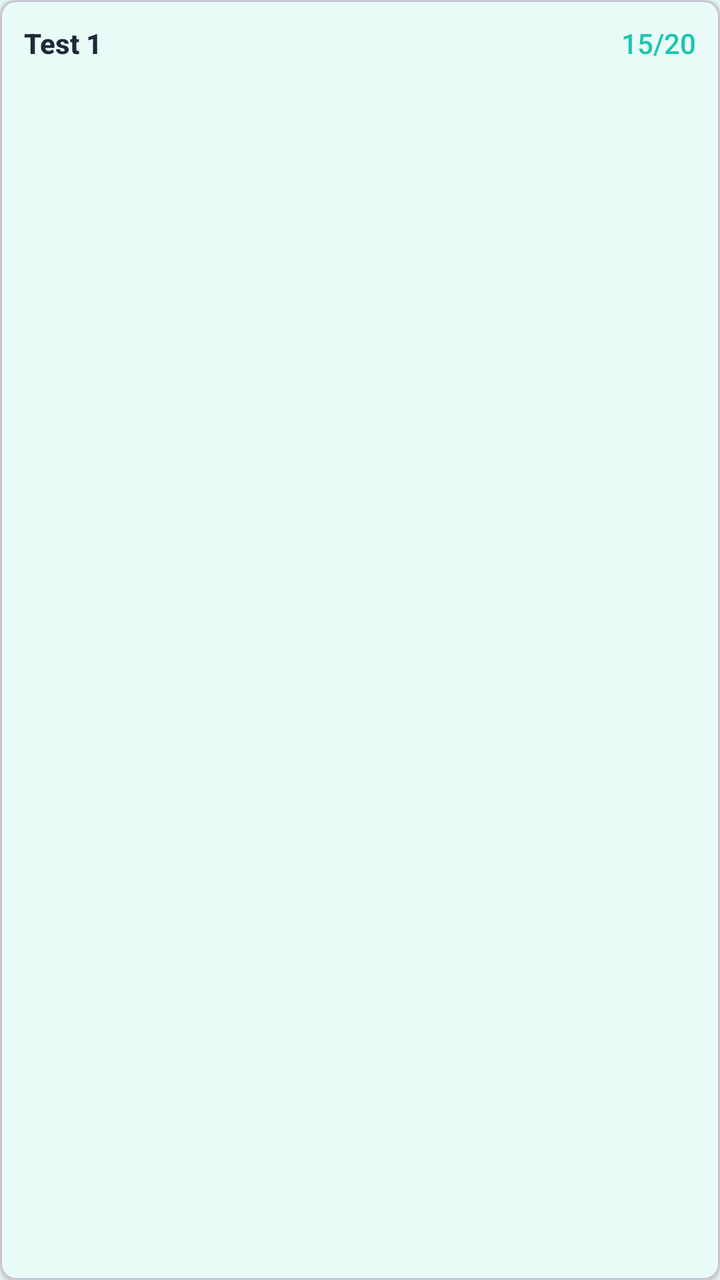
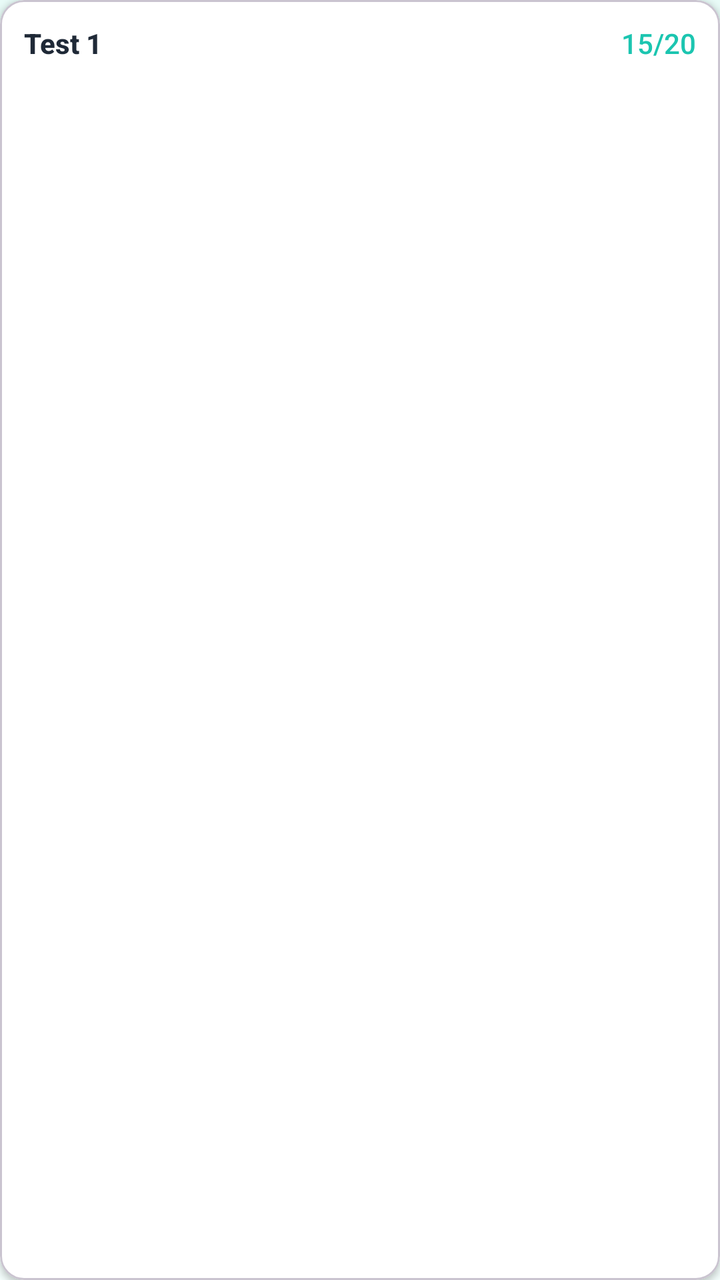

The first picture is an Android layout as it rendered before a commit; the second is the same layout after the commit. The layout source and the unified diff follow.
<!-- AndroidManifest.xml: application theme Theme.BrainBuddy -->
<!-- res/layout/item_stats_test_row.xml -->
<?xml version="1.0" encoding="utf-8"?>
<com.google.android.material.card.MaterialCardView xmlns:android="http://schemas.android.com/apk/res/android"
    xmlns:app="http://schemas.android.com/apk/res-auto"
    android:layout_width="match_parent"
    android:layout_height="wrap_content"
    android:layout_marginBottom="8dp"
    app:cardCornerRadius="8dp"
    app:cardElevation="2dp"
    app:cardBackgroundColor="@color/bb_bg">

    <LinearLayout
        android:layout_width="match_parent"
        android:layout_height="wrap_content"
        android:orientation="horizontal"
        android:padding="12dp"
        android:gravity="center_vertical">

        <TextView
            android:id="@+id/tvTestIndex"
            android:layout_width="wrap_content"
            android:layout_height="wrap_content"
            android:text="Test 1"
            android:textSize="14sp"
            android:textStyle="bold"
            android:textColor="@color/bb_text_dark"/>

        <View
            android:layout_width="0dp"
            android:layout_height="0dp"
            android:layout_weight="1"/>

        <TextView
            android:id="@+id/tvTestScore"
            android:layout_width="wrap_content"
            android:layout_height="wrap_content"
            android:text="15/20"
            android:textSize="14sp"
            android:textColor="@color/bb_turquoise"/>
    </LinearLayout>
</com.google.android.material.card.MaterialCardView>
<!-- resources referenced by this layout -->
<resources>
  <color name="bb_bg">#E8FBF7</color>
  <color name="bb_text_dark">#1F2937</color>
  <color name="bb_turquoise">#1BC5B0</color>
  <style name="Theme.BrainBuddy" parent="Theme.Material3.Light.NoActionBar">
          <item name="colorPrimary">@color/bb_primary</item>
          <item name="colorOnPrimary">@color/white</item>
          <item name="colorSecondary">@color/bb_secondary</item>
          <item name="colorOnSecondary">@color/white</item>
          <item name="colorTertiary">@color/bb_accent</item>
          <item name="colorOnTertiary">@color/black</item>
          <item name="colorError">@color/bb_error</item>
          <item name="android:windowBackground">@drawable/bg_gradient</item>
          <item name="android:textColorPrimary">@color/bb_text</item>
          <item name="android:textColorSecondary">@color/bb_text_muted</item>
          <item name="materialButtonStyle">@style/BBButton</item>
          <item name="android:fontFamily">sans-serif-medium</item>
      </style>
  <color name="bb_primary">#1BC5B0</color>
  <color name="white">#FFFFFF</color>
  <color name="bb_secondary">#00897B</color>
  <color name="bb_accent">#FFC107</color>
  <color name="black">#000000</color>
  <color name="bb_error">#FF5252</color>
  <!-- drawable bg_gradient (drawable) -->
  <?xml version="1.0" encoding="utf-8"?>
  <layer-list xmlns:android="http://schemas.android.com/apk/res/android">
      <item>
          <shape>
              <gradient
                  android:angle="270"
                  android:startColor="#E8FBF7"
                  android:endColor="#F5FFFD"/>
          </shape>
      </item>
  </layer-list>
  <color name="bb_text">#1F2937</color>
  <color name="bb_text_muted">#6B7280</color>
  <style name="BBButton" parent="Widget.Material3.Button">
          <item name="android:minHeight">56dp</item>
          <item name="android:paddingStart">24dp</item>
          <item name="android:paddingEnd">24dp</item>
          <item name="cornerRadius">16dp</item>
          <item name="android:textAllCaps">false</item>
          <item name="android:textColor">@color/white</item>
          <item name="android:textSize">16sp</item>
          <item name="android:textStyle">bold</item>
          <item name="backgroundTint">@color/bb_primary</item>
      </style>
</resources>

<!-- the commit's change to res/layout/item_stats_test_row.xml (unified diff, before → after) -->
@@ -4,9 +4,9 @@
     android:layout_width="match_parent"
     android:layout_height="wrap_content"
     android:layout_marginBottom="8dp"
-    app:cardCornerRadius="8dp"
+    app:cardCornerRadius="12dp"
     app:cardElevation="2dp"
-    app:cardBackgroundColor="@color/bb_bg">
+    app:cardBackgroundColor="@color/bb_card">
 
     <LinearLayout
         android:layout_width="match_parent"
@@ -22,7 +22,7 @@
             android:text="Test 1"
             android:textSize="14sp"
             android:textStyle="bold"
-            android:textColor="@color/bb_text_dark"/>
+            android:textColor="@color/bb_text"/>
 
         <View
             android:layout_width="0dp"
@@ -35,6 +35,6 @@
             android:layout_height="wrap_content"
             android:text="15/20"
             android:textSize="14sp"
-            android:textColor="@color/bb_turquoise"/>
+            android:textColor="@color/bb_primary"/>
     </LinearLayout>
 </com.google.android.material.card.MaterialCardView>
<!-- resource entries referenced after the edit -->
@@ -1,8 +1,6 @@
 <!-- resources referenced by this layout -->
 <resources>
-  <color name="bb_bg">#E8FBF7</color>
-  <color name="bb_text_dark">#1F2937</color>
-  <color name="bb_turquoise">#1BC5B0</color>
+  <color name="bb_card">#FFFFFF</color>
   <style name="Theme.BrainBuddy" parent="Theme.Material3.Light.NoActionBar">
           <item name="colorPrimary">@color/bb_primary</item>
           <item name="colorOnPrimary">@color/white</item>
